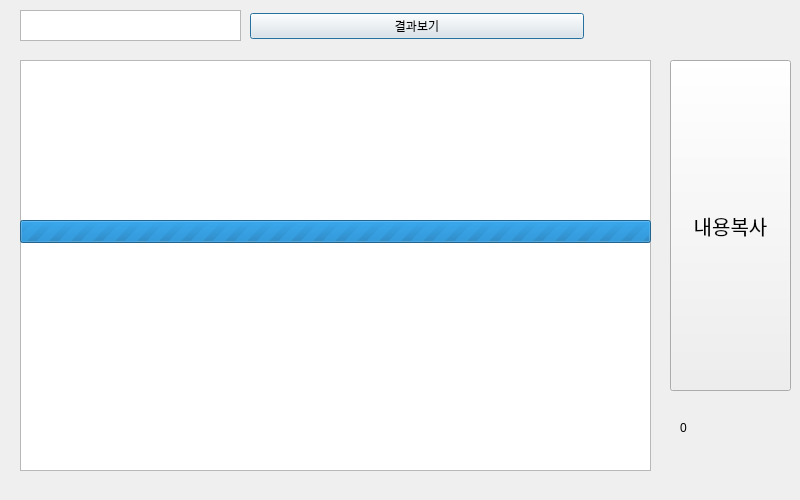
Above: 1.ui from D-SeeD-kayres/makeBlog before the change. Below: the same form after it.
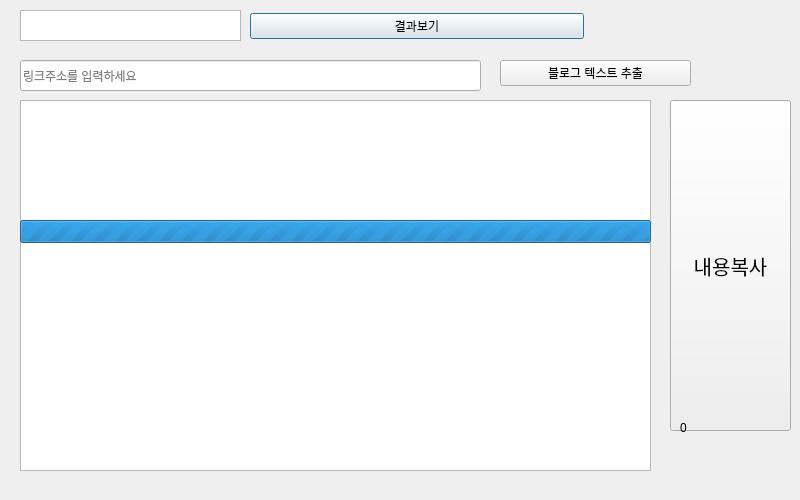
That is the form after the change.

Commit message: 블로그 텍스트 추출 추가

What changed in the file:
```diff
--- a/1.ui
+++ b/1.ui
@@ -27,9 +27,9 @@
    <property name="geometry">
     <rect>
      <x>20</x>
-     <y>60</y>
+     <y>100</y>
      <width>631</width>
-     <height>411</height>
+     <height>371</height>
     </rect>
    </property>
   </widget>
@@ -37,7 +37,7 @@
    <property name="geometry">
     <rect>
      <x>670</x>
-     <y>60</y>
+     <y>100</y>
      <width>121</width>
      <height>331</height>
     </rect>
@@ -106,6 +106,32 @@
     <number>-1</number>
    </property>
   </widget>
+  <widget class="QLineEdit" name="textLink">
+   <property name="geometry">
+    <rect>
+     <x>20</x>
+     <y>60</y>
+     <width>461</width>
+     <height>31</height>
+    </rect>
+   </property>
+   <property name="placeholderText">
+    <string>링크주소를 입력하세요</string>
+   </property>
+  </widget>
+  <widget class="QPushButton" name="btnBlog">
+   <property name="geometry">
+    <rect>
+     <x>500</x>
+     <y>60</y>
+     <width>191</width>
+     <height>26</height>
+    </rect>
+   </property>
+   <property name="text">
+    <string>블로그 텍스트 추출</string>
+   </property>
+  </widget>
  </widget>
  <resources/>
  <connections/>
```
The commit also changes 1 other file.
